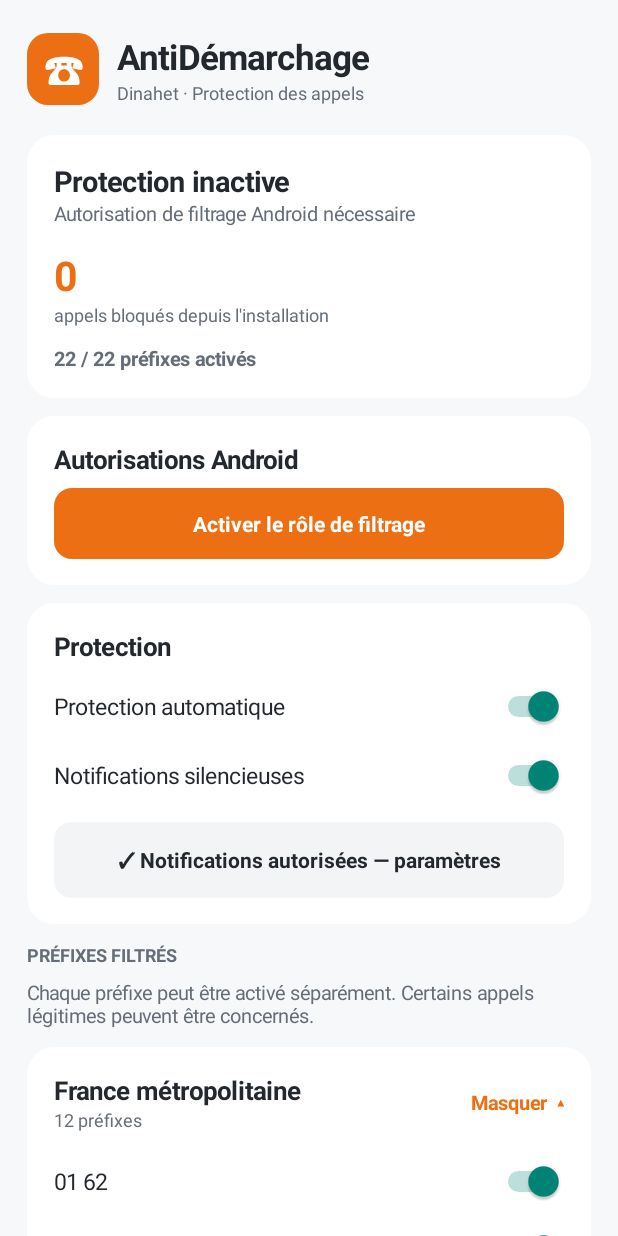
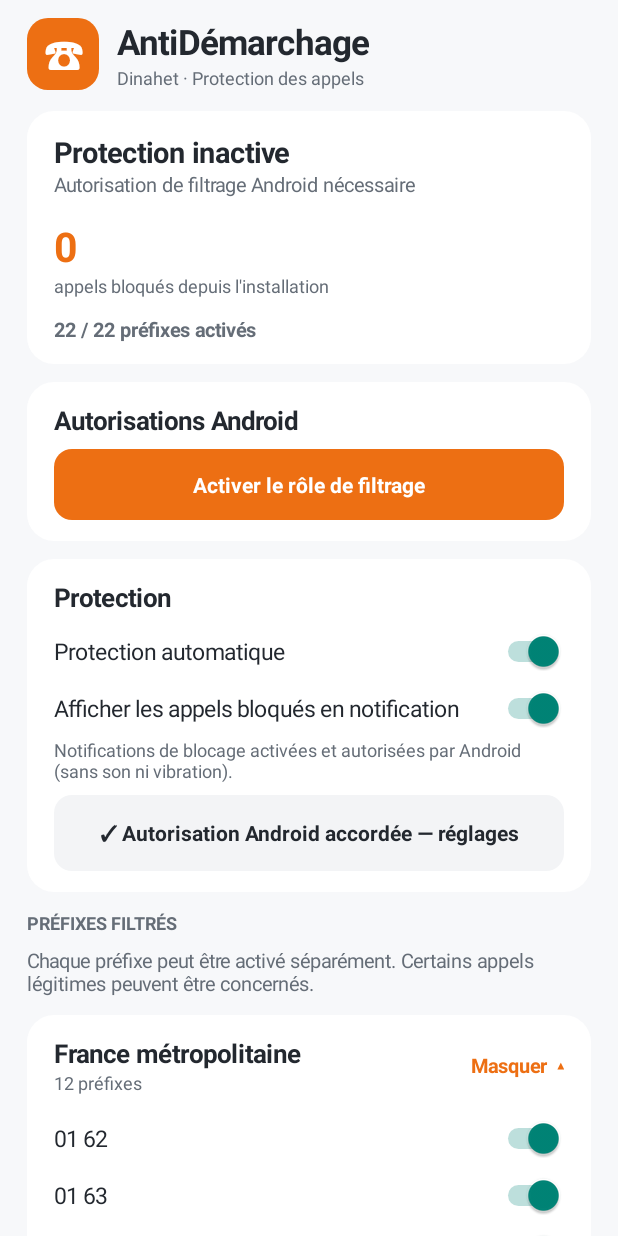
Before and after one commit to SDINAHET/anti-demarchage_android, an Android app: the screen it shows after launch (MainActivity), after a tap on "France métropolitaine", on a phone screen of 412 x 824 dp. Run offline under Robolectric (Android 15) with nearby library versions, the phone set to English and light mode, and no system bars; 2 other taps on this screen came first.

Commit message:
ux(v2): distinguish app notification preference from Android permission and compact layout

```diff
--- a/app/src/main/java/fr/antidemarchage/MainActivity.java
+++ b/app/src/main/java/fr/antidemarchage/MainActivity.java
@@ -15,7 +15,7 @@ import android.widget.*;
 public class MainActivity extends Activity {
  private SharedPreferences prefs;
  private RoleManager roles;
- private TextView protectionTitle, protectionDetail, countText, prefixCount, roleButton, notificationButton, shortcutButton;
+ private TextView protectionTitle, protectionDetail, countText, prefixCount, roleButton, notificationButton, shortcutButton, notificationDetail;
  private LinearLayout root;
  private final int ORANGE=Color.rgb(237,111,19), INK=Color.rgb(35,40,47), MUTED=Color.rgb(101,109,119);
  private int dp(float v){return (int)(v*getResources().getDisplayMetrics().density+0.5f);}
@@ -31,7 +31,7 @@ public class MainActivity extends Activity {
  }
  private void gap(LinearLayout l,int height){View v=new View(this);l.addView(v,new LinearLayout.LayoutParams(1,dp(height)));}
  private LinearLayout card(){
-  LinearLayout l=vertical();l.setPadding(dp(18),dp(17),dp(18),dp(17));
+  LinearLayout l=vertical();l.setPadding(dp(18),dp(14),dp(18),dp(14));
   l.setBackground(shape(Color.WHITE,18));root.addView(l,new LinearLayout.LayoutParams(-1,-2));gap(root,12);return l;
  }
  private void button(LinearLayout parent,String label,Runnable action){
@@ -40,7 +40,7 @@ public class MainActivity extends Activity {
   parent.addView(b,new LinearLayout.LayoutParams(-1,-2));gap(parent,8);
  }
  private Switch switchRow(LinearLayout parent,String label,String key){
-  LinearLayout row=new LinearLayout(this);row.setGravity(Gravity.CENTER_VERTICAL);row.setPadding(0,dp(9),0,dp(9));
+  LinearLayout row=new LinearLayout(this);row.setGravity(Gravity.CENTER_VERTICAL);row.setPadding(0,dp(5),0,dp(5));
   TextView name=text(label,15,INK,false);row.addView(name,new LinearLayout.LayoutParams(0,-2,1));
   Switch s=new Switch(this);
   s.setChecked(prefs.getBoolean(key,true));
@@ -76,14 +76,14 @@ public class MainActivity extends Activity {
   getWindow().setStatusBarColor(0xFFF7F8FA);getWindow().setNavigationBarColor(0xFFF7F8FA);
   getWindow().getDecorView().setSystemUiVisibility(View.SYSTEM_UI_FLAG_LIGHT_STATUS_BAR|View.SYSTEM_UI_FLAG_LIGHT_NAVIGATION_BAR);
   ScrollView scroll=new ScrollView(this);scroll.setFillViewport(true);
-  root=vertical();root.setPadding(dp(18),dp(22),dp(18),dp(24));root.setBackgroundColor(0xFFF7F8FA);
+  root=vertical();root.setPadding(dp(18),dp(12),dp(18),dp(20));root.setBackgroundColor(0xFFF7F8FA);
   scroll.addView(root);setContentView(scroll);
   LinearLayout header=new LinearLayout(this);header.setGravity(Gravity.CENTER_VERTICAL);
   TextView logo=text("☎",26,Color.WHITE,true);logo.setGravity(Gravity.CENTER);logo.setBackground(shape(ORANGE,14));
   header.addView(logo,new LinearLayout.LayoutParams(dp(48),dp(48)));
   LinearLayout heading=vertical();heading.setPadding(dp(12),0,0,0);
   heading.addView(text("AntiDémarchage",23,INK,true));heading.addView(text("Dinahet · Protection des appels",12,MUTED,false));
-  header.addView(heading);root.addView(header);gap(root,20);
+  header.addView(heading);root.addView(header);gap(root,14);
   LinearLayout overview=card();
   protectionTitle=text("",19,INK,true);overview.addView(protectionTitle);
   protectionDetail=text("",13,MUTED,false);overview.addView(protectionDetail);gap(overview,14);
@@ -103,7 +103,8 @@ public class MainActivity extends Activity {
   permissions.addView(roleButton);
   LinearLayout settings=card();settings.addView(text("Protection",17,INK,true));gap(settings,6);
   switchRow(settings,"Protection automatique","enabled");
-  switchRow(settings,"Notifications silencieuses","notifications");
+  switchRow(settings,"Afficher les appels bloqués en notification","notifications");
+  notificationDetail=text("",12,MUTED,false);settings.addView(notificationDetail);
   gap(settings,8);
   notificationButton=text("",14,INK,true);notificationButton.setGravity(Gravity.CENTER);
   notificationButton.setPadding(dp(12),dp(15),dp(12),dp(15));notificationButton.setBackground(shape(0xFFF3F4F6,12));
@@ -173,7 +174,10 @@ public class MainActivity extends Activity {
   protectionTitle.setText(granted&&enabled?"Protection active":"Protection inactive");
   protectionDetail.setText(!granted?"Autorisation de filtrage Android nécessaire":enabled?"Filtrage des appels entrants autorisé":"Protection désactivée dans l'application");
   roleButton.setText(granted?"✓ Rôle de filtrage autorisé — détails":"Activer le rôle de filtrage");
-  if(notificationButton!=null)notificationButton.setText(notificationsAllowed()?"✓ Notifications autorisées — paramètres":"Autoriser les notifications");
+  boolean systemNotifications=notificationsAllowed();
+  boolean appNotifications=prefs.getBoolean("notifications",true);
+  if(notificationButton!=null)notificationButton.setText(systemNotifications?"✓ Autorisation Android accordée — réglages":"Autoriser les notifications dans Android");
+  if(notificationDetail!=null)notificationDetail.setText(!appNotifications?"Notifications de blocage désactivées dans l’application. Les appels restent filtrés.":!systemNotifications?"Notifications de blocage activées dans l’application, mais bloquées par Android.":"Notifications de blocage activées et autorisées par Android (sans son ni vibration).");
   if(shortcutButton!=null)shortcutButton.setText(shortcutVisible()?"✓ Raccourci activé — vérifier":"Afficher le raccourci");
   countText.setText(String.valueOf(prefs.getInt("count",0)));
   int n=0;for(String p:PrefixFilter.PREFIXES)if(prefs.getBoolean(p,true))n++;
```
